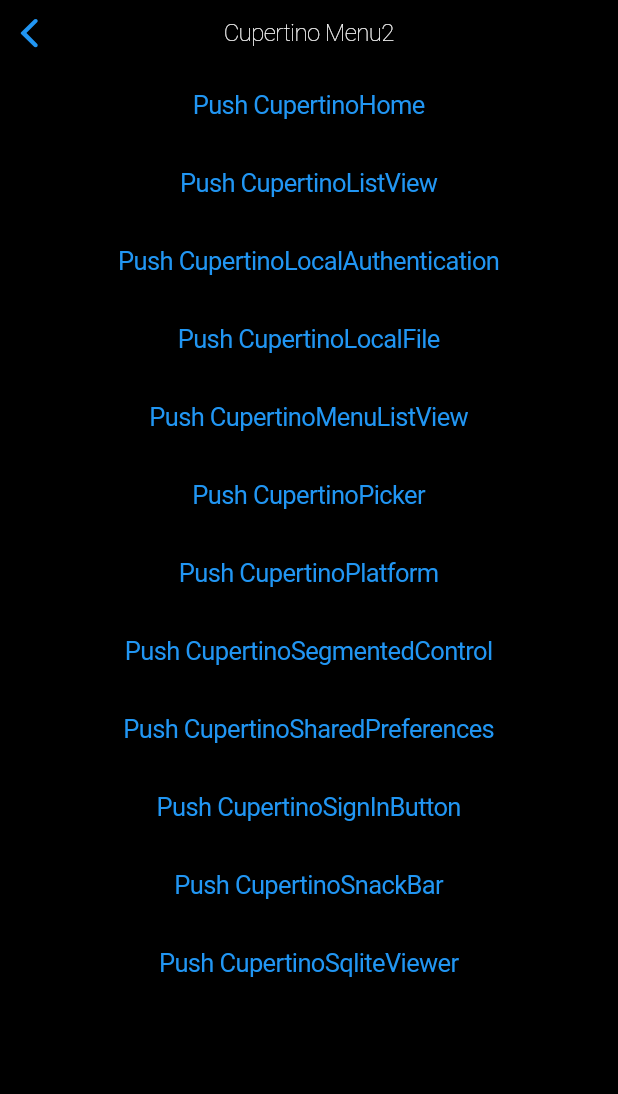
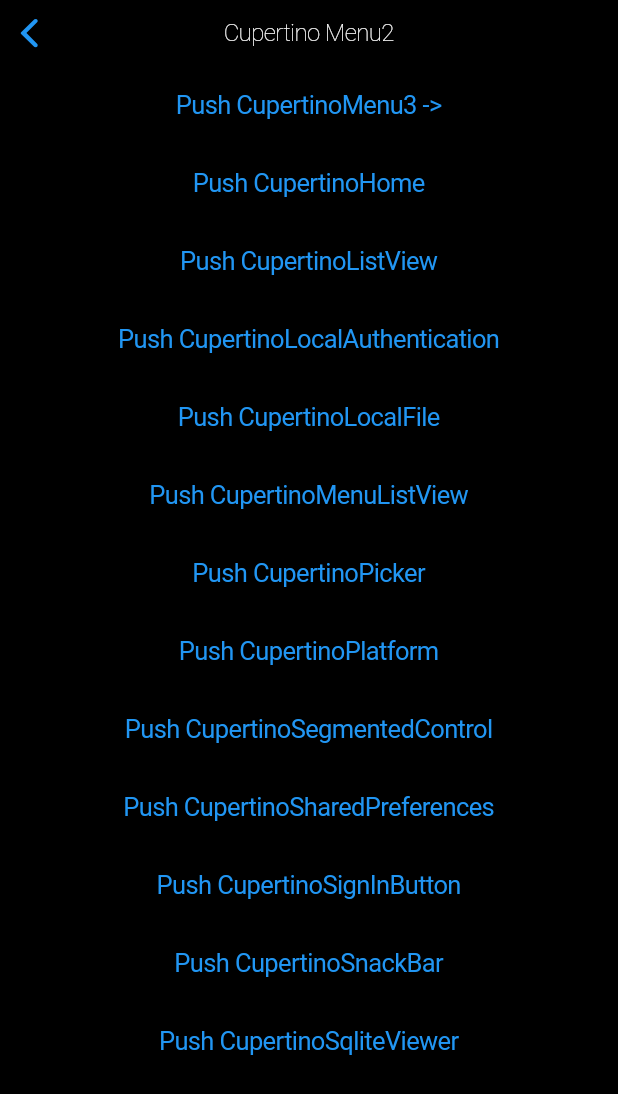
Before and after one commit to hiroyuki12/flutter_my_app2, a Flutter app: the CupertinoMenu2 screen opened directly, on a phone screen of 412 x 824 dp. Shown: the top 1094 px of the screen. Run offline on Flutter 3.47's test engine with Material 2 defaults, Android fonts, the light colour scheme and no system bars; our stand-ins replace flutter_signin_button, local_auth, shared_preferences, webview_flutter; missing offline and left inert: flutter_share, sqlite_viewer; accounts and stored records are empty.

Commit message:
Add CupertinoMenu3.

```diff
--- a/lib/main.dart
+++ b/lib/main.dart
@@ -87,7 +87,7 @@ class _MyHomePageState extends State<MyHomePage> {
                 ),
             ),
             CupertinoButton(
-              child: Text("Push Cupertino Menu"),
+              child: Text("Push Cupertino Menu ->"),
               onPressed: () =>
                 Navigator.push(
                   context, MaterialPageRoute(builder: (context) => CupertinoMenu())
--- a/lib/pages/Cupertino/CupertinoMenu2.dart
+++ b/lib/pages/Cupertino/CupertinoMenu2.dart
@@ -1,6 +1,7 @@
 import 'package:flutter/material.dart';
 import 'package:flutter/cupertino.dart';
 import 'DarkModeColor.dart';
+import 'CupertinoMenu3.dart';
 import 'CupertinoHelloWorld.dart';
 import 'CupertinoHome.dart';
 import 'CupertinoListView.dart';
@@ -38,6 +39,13 @@ class _State extends State<CupertinoMenu2> {
       child: Center(
         child: Column(
           children: <Widget>[
+            CupertinoButton(
+              child: Text("Push CupertinoMenu3 ->"),
+              onPressed: () =>
+                Navigator.push(
+                  context, MaterialPageRoute(builder: (context) => CupertinoMenu3())
+                ),
+            ),
             CupertinoButton(
               child: Text("Push CupertinoHome"),
               onPressed: () =>
```
Also changed, not shown: lib/pages/Cupertino/CupertinoMenu3.dart (added, +52 -0 lines).
